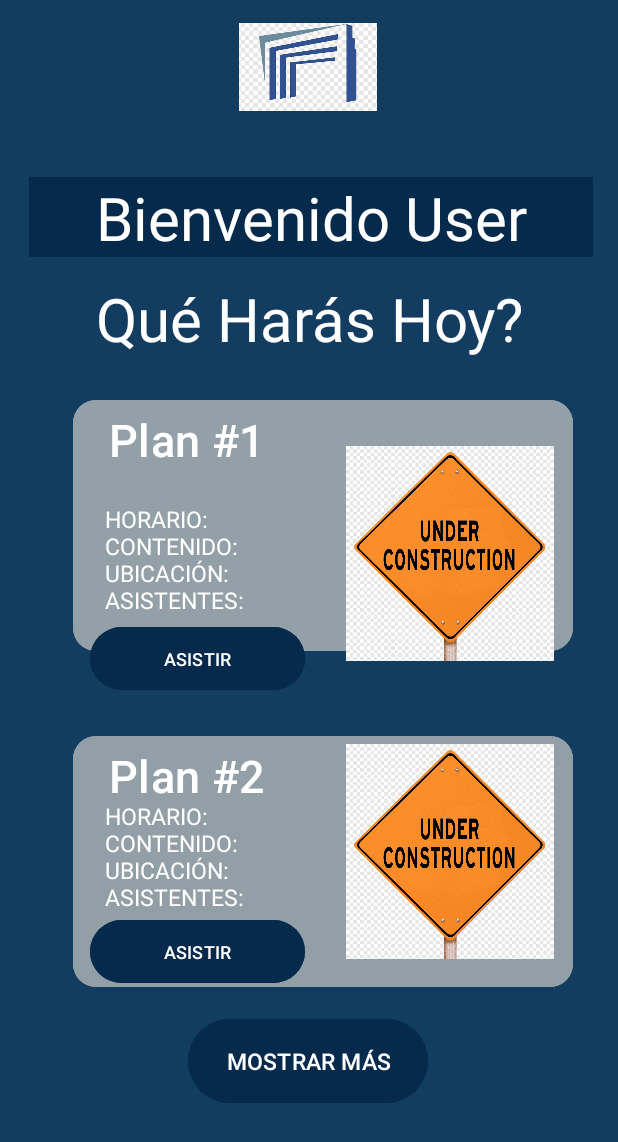
After one commit to JHONATANGold/TADEO_NOW, an Android app: the Page1 screen opened directly, with no data from a screen before it, on a phone screen of 412 x 824 dp. The commit adds this screen. Shown: the top 1142 px of the screen. Run offline under Robolectric (Android 15) with nearby library versions, the phone set to English and light mode, and no system bars.

Commit message:
Cuarto commit

```diff
--- a/app/src/main/AndroidManifest.xml
+++ b/app/src/main/AndroidManifest.xml
@@ -12,6 +12,15 @@
         android:supportsRtl="true"
         android:theme="@style/Theme.TADEONOW"
         tools:targetApi="31">
+        <activity
+            android:name=".Plan1"
+            android:exported="false" />
+        <activity
+            android:name=".activity_page2"
+            android:exported="false" />
+        <activity
+            android:name=".Page1"
+            android:exported="false" />
         <activity
             android:name=".RegisterActivity"
             android:exported="false" />
--- /dev/null
+++ b/app/src/main/java/com/example/tadeonow/Page1.kt
@@ -0,0 +1,11 @@
+package com.example.tadeonow
+
+import androidx.appcompat.app.AppCompatActivity
+import android.os.Bundle
+
+class Page1 : AppCompatActivity() {
+    override fun onCreate(savedInstanceState: Bundle?) {
+        super.onCreate(savedInstanceState)
+        setContentView(R.layout.activity_page1)
+    }
+}
--- /dev/null
+++ b/app/src/main/java/com/example/tadeonow/Plan1.kt
@@ -0,0 +1,11 @@
+package com.example.tadeonow
+
+import androidx.appcompat.app.AppCompatActivity
+import android.os.Bundle
+
+class Plan1 : AppCompatActivity() {
+    override fun onCreate(savedInstanceState: Bundle?) {
+        super.onCreate(savedInstanceState)
+        setContentView(R.layout.activity_plan1)
+    }
+}
--- a/app/src/main/java/com/example/tadeonow/RegisterActivity.kt
+++ b/app/src/main/java/com/example/tadeonow/RegisterActivity.kt
@@ -2,10 +2,19 @@ package com.example.tadeonow
 
 import androidx.appcompat.app.AppCompatActivity
 import android.os.Bundle
+import android.widget.Button
 
 class RegisterActivity : AppCompatActivity() {
+
     override fun onCreate(savedInstanceState: Bundle?) {
         super.onCreate(savedInstanceState)
         setContentView(R.layout.activity_register)
+
+        val volverButton = findViewById<Button>(R.id.Bt_volver)
+
+        volverButton.setOnClickListener {
+            // Finish this activity to go back to MainActivity
+            finish()
+        }
     }
 }
--- /dev/null
+++ b/app/src/main/java/com/example/tadeonow/activity_page2.kt
@@ -0,0 +1,11 @@
+package com.example.tadeonow
+
+import androidx.appcompat.app.AppCompatActivity
+import android.os.Bundle
+
+class activity_page2 : AppCompatActivity() {
+    override fun onCreate(savedInstanceState: Bundle?) {
+        super.onCreate(savedInstanceState)
+        setContentView(R.layout.activity_page2)
+    }
+}
--- /dev/null
+++ b/app/src/main/res/layout/activity_page1.xml
@@ -0,0 +1,179 @@
+<?xml version="1.0" encoding="utf-8"?>
+<androidx.constraintlayout.widget.ConstraintLayout xmlns:android="http://schemas.android.com/apk/res/android"
+    xmlns:app="http://schemas.android.com/apk/res-auto"
+    xmlns:tools="http://schemas.android.com/tools"
+    android:layout_width="match_parent"
+    android:layout_height="match_parent"
+    android:background="#133D60"
+    tools:context=".Page1">
+
+    <Button
+        android:id="@+id/Bt_plan1"
+        android:layout_width="333dp"
+        android:layout_height="175dp"
+        android:backgroundTint="#94A0A8"
+        android:gravity="left"
+        android:text="Plan #1"
+        android:textSize="30sp"
+        app:cornerRadius="15dp"
+        app:layout_constraintBottom_toBottomOf="parent"
+        app:layout_constraintEnd_toEndOf="parent"
+        app:layout_constraintHorizontal_bias="0.615"
+        app:layout_constraintStart_toStartOf="parent"
+        app:layout_constraintTop_toBottomOf="@+id/ViewQueHarasHoy_plan1"
+        app:layout_constraintVertical_bias="0.059" />
+
+    <TextView
+        android:id="@+id/Descr_plan1"
+        android:layout_width="125dp"
+        android:layout_height="83dp"
+        android:text="HORARIO: CONTENIDO: UBICACIÓN: ASISTENTES:"
+        android:textColor="#FFFFFF"
+        android:textSize="15sp"
+        app:layout_constraintBottom_toBottomOf="parent"
+        app:layout_constraintEnd_toEndOf="parent"
+        app:layout_constraintHorizontal_bias="0.244"
+        app:layout_constraintStart_toStartOf="parent"
+        app:layout_constraintTop_toTopOf="parent"
+        app:layout_constraintVertical_bias="0.453" />
+
+    <ImageView
+        android:id="@+id/Imagen_aviso"
+        android:layout_width="192dp"
+        android:layout_height="143dp"
+        app:layout_constraintBottom_toBottomOf="parent"
+        app:layout_constraintEnd_toEndOf="parent"
+        app:layout_constraintHorizontal_bias="0.926"
+        app:layout_constraintStart_toStartOf="parent"
+        app:layout_constraintTop_toTopOf="parent"
+        app:layout_constraintVertical_bias="0.437"
+        app:srcCompat="@drawable/aviso" />
+
+    <ImageView
+        android:id="@+id/LogoTadeo"
+        android:layout_width="92dp"
+        android:layout_height="89dp"
+        app:layout_constraintBottom_toBottomOf="parent"
+        app:layout_constraintEnd_toEndOf="parent"
+        app:layout_constraintHorizontal_bias="0.498"
+        app:layout_constraintStart_toStartOf="parent"
+        app:layout_constraintTop_toTopOf="parent"
+        app:layout_constraintVertical_bias="0.0"
+        app:srcCompat="@drawable/logoutadeo"
+        tools:ignore="MissingConstraints" />
+
+    <TextView
+        android:id="@+id/ViewBienvenidoUser"
+        android:layout_width="376dp"
+        android:layout_height="53dp"
+        android:background="#052A4C"
+        android:gravity="center"
+        android:text="Bienvenido User"
+        android:textColor="#FFFFFF"
+        android:textSize="40sp"
+        app:cornerRadius="25dp"
+        app:layout_constraintBottom_toBottomOf="parent"
+        app:layout_constraintEnd_toEndOf="parent"
+        app:layout_constraintHorizontal_bias="0.542"
+        app:layout_constraintStart_toStartOf="parent"
+        app:layout_constraintTop_toTopOf="parent"
+        app:layout_constraintVertical_bias="0.153" />
+
+    <TextView
+        android:id="@+id/ViewQueHarasHoy_plan1"
+        android:layout_width="315dp"
+        android:layout_height="53dp"
+        android:gravity="center"
+        android:text="Qué Harás Hoy?"
+        android:textColor="#FFFFFF"
+        android:textSize="40sp"
+        app:layout_constraintBottom_toBottomOf="parent"
+        app:layout_constraintEnd_toEndOf="parent"
+        app:layout_constraintStart_toStartOf="parent"
+        app:layout_constraintTop_toBottomOf="@+id/ViewBienvenidoUser"
+        app:layout_constraintVertical_bias="0.023" />
+
+    <Button
+        android:id="@+id/Bt_asistir_plan1"
+        android:layout_width="143dp"
+        android:layout_height="50dp"
+        android:backgroundTint="#052A4C"
+        android:text="ASISTIR"
+        android:textSize="12sp"
+        app:layout_constraintBottom_toBottomOf="parent"
+        app:layout_constraintEnd_toEndOf="parent"
+        app:layout_constraintHorizontal_bias="0.223"
+        app:layout_constraintStart_toStartOf="parent"
+        app:layout_constraintTop_toTopOf="parent"
+        app:layout_constraintVertical_bias="0.535" />
+
+    <Button
+        android:id="@+id/Bt_plan2"
+        android:layout_width="333dp"
+        android:layout_height="175dp"
+        android:backgroundTint="#939FA7"
+        android:gravity="left"
+        android:text="Plan #2"
+        android:textSize="30sp"
+        app:cornerRadius="15dp"
+        app:layout_constraintBottom_toBottomOf="parent"
+        app:layout_constraintEnd_toEndOf="parent"
+        app:layout_constraintHorizontal_bias="0.615"
+        app:layout_constraintStart_toStartOf="parent"
+        app:layout_constraintTop_toTopOf="parent"
+        app:layout_constraintVertical_bias="0.75" />
+
+    <TextView
+        android:id="@+id/Descr_plan2"
+        android:layout_width="125dp"
+        android:layout_height="83dp"
+        android:text="HORARIO: CONTENIDO: UBICACIÓN: ASISTENTES:"
+        android:textColor="#FFFFFF"
+        android:textSize="15sp"
+        app:layout_constraintBottom_toBottomOf="parent"
+        app:layout_constraintEnd_toEndOf="parent"
+        app:layout_constraintHorizontal_bias="0.244"
+        app:layout_constraintStart_toStartOf="parent"
+        app:layout_constraintTop_toTopOf="parent"
+        app:layout_constraintVertical_bias="0.72" />
+
+    <Button
+        android:id="@+id/Bt_asistir_plan2"
+        android:layout_width="143dp"
+        android:layout_height="50dp"
+        android:backgroundTint="#052A4C"
+        android:text="ASISTIR"
+        android:textSize="12sp"
+        app:layout_constraintBottom_toBottomOf="parent"
+        app:layout_constraintEnd_toEndOf="parent"
+        app:layout_constraintHorizontal_bias="0.223"
+        app:layout_constraintStart_toStartOf="parent"
+        app:layout_constraintTop_toTopOf="parent"
+        app:layout_constraintVertical_bias="0.787" />
+
+    <ImageView
+        android:id="@+id/imagen_aviso2"
+        android:layout_width="192dp"
+        android:layout_height="143dp"
+        app:layout_constraintBottom_toBottomOf="parent"
+        app:layout_constraintEnd_toEndOf="parent"
+        app:layout_constraintHorizontal_bias="0.926"
+        app:layout_constraintStart_toStartOf="parent"
+        app:layout_constraintTop_toTopOf="parent"
+        app:layout_constraintVertical_bias="0.729"
+        app:srcCompat="@drawable/aviso" />
+
+    <Button
+        android:id="@+id/Bt_mostrarmas_page1"
+        android:layout_width="160dp"
+        android:layout_height="64dp"
+        android:backgroundTint="#052A4C"
+        android:text="MOSTRAR MÁS"
+        android:textSize="15sp"
+        app:layout_constraintBottom_toBottomOf="parent"
+        app:layout_constraintEnd_toEndOf="parent"
+        app:layout_constraintHorizontal_bias="0.498"
+        app:layout_constraintStart_toStartOf="parent"
+        app:layout_constraintTop_toTopOf="parent"
+        app:layout_constraintVertical_bias="0.889" />
+</androidx.constraintlayout.widget.ConstraintLayout>
--- /dev/null
+++ b/app/src/main/res/layout/activity_page2.xml
@@ -0,0 +1,35 @@
+<?xml version="1.0" encoding="utf-8"?>
+<androidx.constraintlayout.widget.ConstraintLayout xmlns:android="http://schemas.android.com/apk/res/android"
+    xmlns:app="http://schemas.android.com/apk/res-auto"
+    xmlns:tools="http://schemas.android.com/tools"
+    android:layout_width="match_parent"
+    android:layout_height="match_parent"
+    android:background="#133D60"
+    tools:context=".activity_page2">
+
+    <ImageView
+        android:id="@+id/imageView"
+        android:layout_width="92dp"
+        android:layout_height="89dp"
+        app:layout_constraintBottom_toBottomOf="parent"
+        app:layout_constraintEnd_toEndOf="parent"
+        app:layout_constraintHorizontal_bias="0.498"
+        app:layout_constraintStart_toStartOf="parent"
+        app:layout_constraintTop_toTopOf="parent"
+        app:layout_constraintVertical_bias="0.003"
+        app:srcCompat="@drawable/logoutadeo" />
+
+    <TextView
+        android:id="@+id/textView2"
+        android:layout_width="315dp"
+        android:layout_height="53dp"
+        android:text="Qué Harás Hoy?"
+        android:textColor="#FFFFFF"
+        android:textSize="40sp"
+        app:layout_constraintBottom_toBottomOf="parent"
+        app:layout_constraintEnd_toEndOf="parent"
+        app:layout_constraintHorizontal_bias="0.666"
+        app:layout_constraintStart_toStartOf="parent"
+        app:layout_constraintTop_toTopOf="parent"
+        app:layout_constraintVertical_bias="0.166" />
+</androidx.constraintlayout.widget.ConstraintLayout>
--- /dev/null
+++ b/app/src/main/res/layout/activity_plan1.xml
@@ -0,0 +1,9 @@
+<?xml version="1.0" encoding="utf-8"?>
+<androidx.constraintlayout.widget.ConstraintLayout xmlns:android="http://schemas.android.com/apk/res/android"
+    xmlns:app="http://schemas.android.com/apk/res-auto"
+    xmlns:tools="http://schemas.android.com/tools"
+    android:layout_width="match_parent"
+    android:layout_height="match_parent"
+    tools:context=".Plan1">
+
+</androidx.constraintlayout.widget.ConstraintLayout>
```
Also changed, not shown: app/src/main/res/drawable/aviso.png (added).
